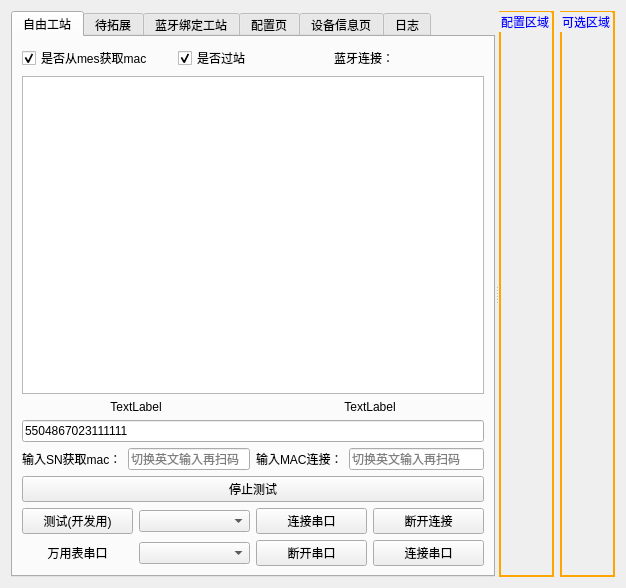
This is work_station/freework/qfreework.ui in yuhuang163/test as Qt 5 draws it before an edit. The edited form follows.
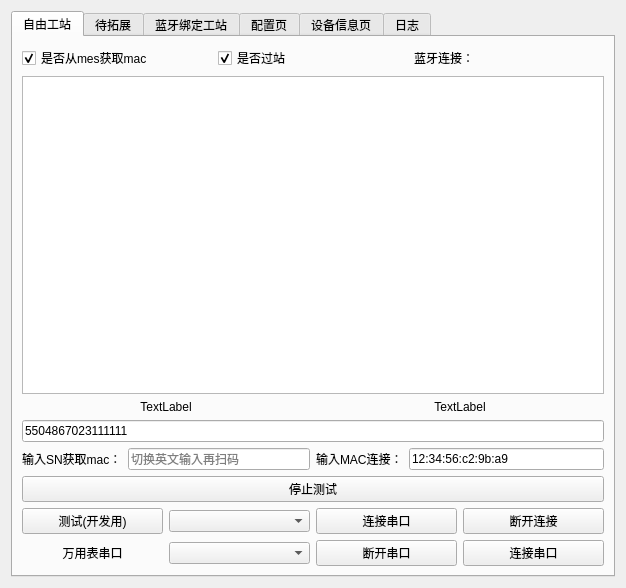
This is the edited form. The open tabs and pages were chosen to show the change.

Commit message: 迁移配置测试到设置页面

Diff of the .ui file:
```diff
--- a/work_station/freework/qfreework.ui
+++ b/work_station/freework/qfreework.ui
@@ -161,7 +161,7 @@
                  <string/>
                 </property>
                 <property name="text">
-                 <string/>
+                 <string>12:34:56:c2:9b:a9</string>
                 </property>
                 <property name="placeholderText">
                  <string>切换英文输入再扫码</string>
@@ -657,63 +657,6 @@
        </layout>
       </widget>
      </widget>
-     <widget class="QWidget" name="widget" native="true">
-      <layout class="QHBoxLayout" name="horizontalLayout_18">
-       <item>
-        <widget class="QGroupBox" name="config">
-         <property name="styleSheet">
-          <string notr="true">QGroupBox {
-           border-width: 2px;
-           border-style: solid;
-         border-color: rgb(255, 165, 0);
-        }
-        QGroupBox::title {
-          font-weight: bold;
-         color: blue;
-       }</string>
-         </property>
-         <property name="title">
-          <string>配置区域</string>
-         </property>
-         <layout class="QVBoxLayout" name="config_area">
-          <property name="spacing">
-           <number>6</number>
-          </property>
-          <property name="bottomMargin">
-           <number>1</number>
-          </property>
-          <item>
-           <layout class="QVBoxLayout" name="config_areas"/>
-          </item>
-         </layout>
-        </widget>
-       </item>
-       <item>
-        <widget class="QGroupBox" name="can_use">
-         <property name="styleSheet">
-          <string notr="true">
-QGroupBox {
-           border-width: 2px;
-           border-style: solid;
-         border-color: rgb(255, 165, 0);
-        }
-        QGroupBox::title {
-          font-weight: bold;
-         color: blue;
-       }</string>
-         </property>
-         <property name="title">
-          <string>可选区域</string>
-         </property>
-         <layout class="QVBoxLayout" name="can_use_area">
-          <item>
-           <layout class="QGridLayout" name="use_areas"/>
-          </item>
-         </layout>
-        </widget>
-       </item>
-      </layout>
-     </widget>
     </widget>
    </item>
   </layout>
```
Left out of the diff: 2 changed lines with no effect on the pictures. The commit also changes 10 other files.
